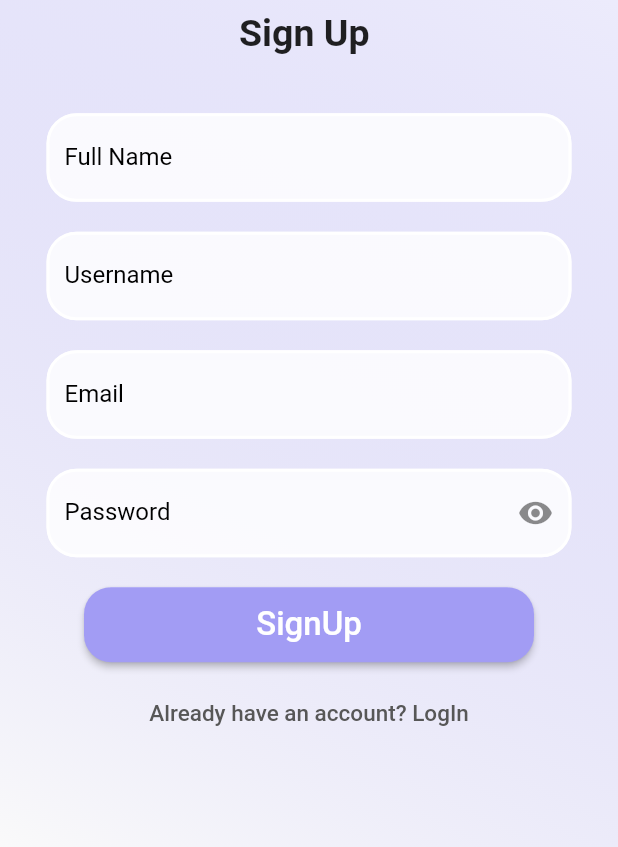
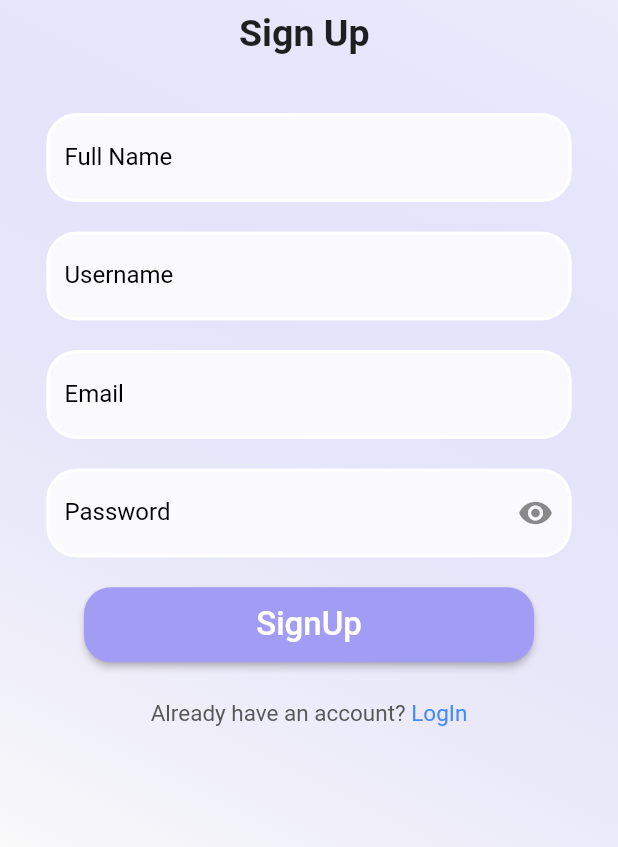
Before and after one commit to vedantbahel/viteED, a Flutter app: the screen it shows after launch, after a tap on "Login", after a tap on "Don't have an account? Sign Up", on a phone screen of 412 x 824 dp, the part 389-1236 px from its top. Run offline on Flutter 3.47's test engine with Material 2 defaults, Android fonts, the phone set to English and light mode, and no system bars; our stand-ins replace appwrite, flutter_riverpod.

Commit message:
Modifications: UI modifications and Added: (Unfocus) on sign up and login screen

```diff
--- a/viteed_app/lib/auth/authenticaton.dart
+++ b/viteed_app/lib/auth/authenticaton.dart
@@ -32,16 +32,15 @@ class Authentication {
   ) async {
     Account account = Account(client);
     try {
-      await account.create(
-          userId: uname, email: email, password: pass, name: name);
+      await account.create(userId: uname, email: email, password: pass, name: name);
       return 'Account Created';
     } on AppwriteException catch (e) {
+      debugPrint("exception sign up: $e");
       return e.message!;
     }
   }
 
-  Future<bool> logout(
-      WidgetRef ref, String sessId, BuildContext context) async {
+  Future<bool> logout(WidgetRef ref, String sessId, BuildContext context) async {
     Account account = Account(client);
     try {
       await account.deleteSession(sessionId: sessId);
--- a/viteed_app/lib/screens/login.dart
+++ b/viteed_app/lib/screens/login.dart
@@ -30,10 +30,12 @@ class _LoginState extends State<Login> {
       ref,
     );
 
+    if (res == 'Logged in Successfully') {
+      /// mounted property must be checked after async gap
+      if (!mounted) return true;
       ScaffoldMessenger.of(context).showSnackBar(SnackBar(
         content: Text(res),
       ));
-    if (res == 'Logged in Successfully') {
       return true;
     } else {
       return false;
@@ -57,9 +59,12 @@ class _LoginState extends State<Login> {
               ),
             ),
           ),
-          Scaffold(
-            backgroundColor: Colors.transparent,
-            body: SingleChildScrollView(
+
+          /// removed inside [Scaffold] as it was unneccesary
+          GestureDetector(
+            /// when user click on screen other than required to unfocus primary focus and give user a good experience
+            onTap: () => FocusManager.instance.primaryFocus?.unfocus(),
+            child: SingleChildScrollView(
               child: Padding(
                 padding: const EdgeInsets.all(0.8),
                 child: Center(
@@ -78,8 +83,7 @@ class _LoginState extends State<Login> {
                         ),
                         const Text(
                           "Log In \n",
-                          style: TextStyle(
-                              fontWeight: FontWeight.bold, fontSize: 25),
+                          style: TextStyle(fontWeight: FontWeight.bold, fontSize: 25),
                         ),
                         Padding(
                           padding: const EdgeInsets.all(10.0),
@@ -87,14 +91,9 @@ class _LoginState extends State<Login> {
                             width: 350.0,
                             child: TextFormField(
                               controller: _emailTextController,
-                              validator: (value) =>
-                                  Validators.validateEmail(email: value),
+                              validator: (value) => Validators.validateEmail(email: value),
                               decoration: InputDecoration(
-                                  enabledBorder: OutlineInputBorder(
-                                      borderSide: const BorderSide(
-                                          color: Colors.white, width: 2.0),
-                                      borderRadius:
-                                          BorderRadius.circular(20.0)),
+                                enabledBorder: OutlineInputBorder(borderSide: const BorderSide(color: Colors.white, width: 2.0), borderRadius: BorderRadius.circular(20.0)),
                                 border: OutlineInputBorder(
                                   borderRadius: BorderRadius.circular(20.0),
                                 ),
@@ -104,7 +103,8 @@ class _LoginState extends State<Login> {
                                 labelStyle: const TextStyle(
                                   color: Colors.black,
                                 ),
-                                  hintText: "abc@xyz.com"),
+                                hintText: "abc@xyz.com",
+                              ),
                             ),
                           ),
                         ),
@@ -115,20 +115,16 @@ class _LoginState extends State<Login> {
                             child: TextFormField(
                               obscureText: !isVisible,
                               controller: _passwordTextController,
-                              validator: (value) =>
-                                  Validators.validatePassword(password: value),
+                              validator: (value) => Validators.validatePassword(password: value),
                               decoration: InputDecoration(
                                 suffixIcon: IconButton(
                                   onPressed: () => setState(() {
                                     isVisible = !isVisible;
                                   }),
-                                  icon: isVisible
-                                      ? const Icon(Icons.visibility_off)
-                                      : const Icon(Icons.visibility),
+                                  icon: isVisible ? const Icon(Icons.visibility_off) : const Icon(Icons.visibility),
                                 ),
                                 enabledBorder: OutlineInputBorder(
-                                  borderSide: const BorderSide(
-                                      color: Colors.white, width: 2.0),
+                                  borderSide: const BorderSide(color: Colors.white, width: 2.0),
                                   borderRadius: BorderRadius.circular(20.0),
                                 ),
                                 border: OutlineInputBorder(
@@ -161,11 +157,8 @@ class _LoginState extends State<Login> {
                                   _passwordTextController.clear();
                                 },
                                 style: ButtonStyle(
-                                  foregroundColor:
-                                      MaterialStateProperty.all<Color>(
-                                          Colors.white),
-                                  shape: MaterialStateProperty.all<
-                                      RoundedRectangleBorder>(
+                                  foregroundColor: MaterialStateProperty.all<Color>(Colors.white),
+                                  shape: MaterialStateProperty.all<RoundedRectangleBorder>(
                                     RoundedRectangleBorder(
                                       borderRadius: BorderRadius.circular(18.0),
                                       side: const BorderSide(
@@ -186,19 +179,32 @@ class _LoginState extends State<Login> {
                             onPressed: () {},
                             child: const Text(
                               "Forgot Password?",
-                              style: TextStyle(
-                                  fontSize: 15,
-                                  color: Color.fromARGB(255, 87, 87, 87)),
+
+                              /// changed its colour to make it more asthetic
+                              style: TextStyle(fontSize: 15, color: Colors.blueAccent),
                             )),
                         TextButton(
-                          onPressed: () {
-                            Navigator.pushNamed(context, '/signUp');
-                          },
-                          child: const Text(
-                            "Don't have an account? Sign Up",
+                          onPressed: () => Navigator.pushNamed(context, '/signUp'),
+
+                          /// Using Rich Text
+                          child: RichText(
+                            text: const TextSpan(
+                              children: [
+                                TextSpan(
+                                  text: "Don't have an account? ",
                                   style: TextStyle(
                                     fontSize: 15,
                                     color: Color.fromARGB(255, 87, 87, 87),
+                                  ),
+                                ),
+                                TextSpan(
+                                  text: "Sign Up",
+                                  style: TextStyle(
+                                    color: Colors.blueAccent,
+                                    fontSize: 15,
+                                  ),
+                                ),
+                              ],
                             ),
                           ),
                         ),
--- a/viteed_app/lib/screens/signup.dart
+++ b/viteed_app/lib/screens/signup.dart
@@ -33,11 +33,15 @@ class _SignUpState extends State<SignUp> {
       _usernameTextController.text,
     );
 
+    /// mounted property must be checked after async gap
+    if (!mounted) return;
     ScaffoldMessenger.of(context).showSnackBar(SnackBar(
       content: Text(res),
     ));
 
     if (res == 'Account Created') {
+      /// mounted property must be checked after async gap
+      if (!mounted) return;
       Navigator.pop(context);
     }
   }
@@ -59,9 +63,9 @@ class _SignUpState extends State<SignUp> {
               ),
             ),
           ),
-          Scaffold(
-            backgroundColor: Colors.transparent,
-            body: SingleChildScrollView(
+          GestureDetector(
+            onTap: () => FocusManager.instance.primaryFocus?.unfocus(),
+            child: SingleChildScrollView(
               child: Padding(
                 padding: const EdgeInsets.all(0.8),
                 child: Center(
@@ -77,23 +81,16 @@ class _SignUpState extends State<SignUp> {
                             height: 250,
                           ),
                         ),
-                        const Text("Sign Up \n",
-                            style: TextStyle(
-                                fontWeight: FontWeight.bold, fontSize: 25)),
+                        const Text("Sign Up \n", style: TextStyle(fontWeight: FontWeight.bold, fontSize: 25)),
                         Padding(
                           padding: const EdgeInsets.all(10.0),
                           child: SizedBox(
                             width: 350.0,
                             child: TextFormField(
-                              validator: (value) =>
-                                  Validators.validateName(name: value),
+                              validator: (value) => Validators.validateName(name: value),
                               controller: _nameTextController,
                               decoration: InputDecoration(
-                                  enabledBorder: OutlineInputBorder(
-                                      borderSide: const BorderSide(
-                                          color: Colors.white, width: 2.0),
-                                      borderRadius:
-                                          BorderRadius.circular(20.0)),
+                                  enabledBorder: OutlineInputBorder(borderSide: const BorderSide(color: Colors.white, width: 2.0), borderRadius: BorderRadius.circular(20.0)),
                                   border: OutlineInputBorder(
                                     borderRadius: BorderRadius.circular(20.0),
                                   ),
@@ -112,15 +109,10 @@ class _SignUpState extends State<SignUp> {
                           child: SizedBox(
                             width: 350.0,
                             child: TextFormField(
-                              validator: (value) =>
-                                  Validators.validateUname(name: value),
+                              validator: (value) => Validators.validateUname(name: value),
                               controller: _usernameTextController,
                               decoration: InputDecoration(
-                                  enabledBorder: OutlineInputBorder(
-                                      borderSide: const BorderSide(
-                                          color: Colors.white, width: 2.0),
-                                      borderRadius:
-                                          BorderRadius.circular(20.0)),
+                                enabledBorder: OutlineInputBorder(borderSide: const BorderSide(color: Colors.white, width: 2.0), borderRadius: BorderRadius.circular(20.0)),
                                 border: OutlineInputBorder(
                                   borderRadius: BorderRadius.circular(20.0),
                                 ),
@@ -130,7 +122,8 @@ class _SignUpState extends State<SignUp> {
                                 labelStyle: const TextStyle(
                                   color: Colors.black,
                                 ),
-                                  hintText: "john_doe"),
+                                hintText: "john_doe",
+                              ),
                             ),
                           ),
                         ),
@@ -140,14 +133,9 @@ class _SignUpState extends State<SignUp> {
                             width: 350.0,
                             child: TextFormField(
                               controller: _emailTextController,
-                              validator: (value) =>
-                                  Validators.validateEmail(email: value),
+                              validator: (value) => Validators.validateEmail(email: value),
                               decoration: InputDecoration(
-                                  enabledBorder: OutlineInputBorder(
-                                      borderSide: const BorderSide(
-                                          color: Colors.white, width: 2.0),
-                                      borderRadius:
-                                          BorderRadius.circular(20.0)),
+                                  enabledBorder: OutlineInputBorder(borderSide: const BorderSide(color: Colors.white, width: 2.0), borderRadius: BorderRadius.circular(20.0)),
                                   border: OutlineInputBorder(
                                     borderRadius: BorderRadius.circular(20.0),
                                   ),
@@ -168,22 +156,15 @@ class _SignUpState extends State<SignUp> {
                             child: TextFormField(
                               obscureText: !isVisible,
                               controller: _passwordTextController,
-                              validator: (value) =>
-                                  Validators.validatePassword(password: value),
+                              validator: (value) => Validators.validatePassword(password: value),
                               decoration: InputDecoration(
                                   suffixIcon: IconButton(
                                     onPressed: () => setState(() {
                                       isVisible = !isVisible;
                                     }),
-                                    icon: isVisible
-                                        ? const Icon(Icons.visibility_off)
-                                        : const Icon(Icons.visibility),
+                                    icon: isVisible ? const Icon(Icons.visibility_off) : const Icon(Icons.visibility),
                                   ),
-                                  enabledBorder: OutlineInputBorder(
-                                      borderSide: const BorderSide(
-                                          color: Colors.white, width: 2.0),
-                                      borderRadius:
-                                          BorderRadius.circular(20.0)),
+                                  enabledBorder: OutlineInputBorder(borderSide: const BorderSide(color: Colors.white, width: 2.0), borderRadius: BorderRadius.circular(20.0)),
                                   border: OutlineInputBorder(
                                     borderRadius: BorderRadius.circular(20.0),
                                   ),
@@ -205,11 +186,8 @@ class _SignUpState extends State<SignUp> {
                             child: ElevatedButton(
                               onPressed: () => signUp(context),
                               style: ButtonStyle(
-                                foregroundColor:
-                                    MaterialStateProperty.all<Color>(
-                                        Colors.white),
-                                shape: MaterialStateProperty.all<
-                                    RoundedRectangleBorder>(
+                                foregroundColor: MaterialStateProperty.all<Color>(Colors.white),
+                                shape: MaterialStateProperty.all<RoundedRectangleBorder>(
                                   RoundedRectangleBorder(
                                     borderRadius: BorderRadius.circular(18.0),
                                     side: const BorderSide(
@@ -226,14 +204,25 @@ class _SignUpState extends State<SignUp> {
                           ),
                         ),
                         TextButton(
-                          onPressed: () {
-                            Navigator.pop(context);
-                          },
-                          child: const Text(
-                            "Already have an account? LogIn",
+                          onPressed: () => Navigator.of(context).pop(),
+                          child: RichText(
+                            text: const TextSpan(
+                              children: [
+                                TextSpan(
+                                  text: "Already have an account? ",
                                   style: TextStyle(
                                     fontSize: 15,
                                     color: Color.fromARGB(255, 87, 87, 87),
+                                  ),
+                                ),
+                                TextSpan(
+                                  text: "LogIn",
+                                  style: TextStyle(
+                                    color: Colors.blueAccent,
+                                    fontSize: 15,
+                                  ),
+                                ),
+                              ],
                             ),
                           ),
                         ),
```
Also changed, not shown: viteed_app/lib/main.dart (+2 -5 lines). Lines whose indentation alone changed are shown as unchanged.
